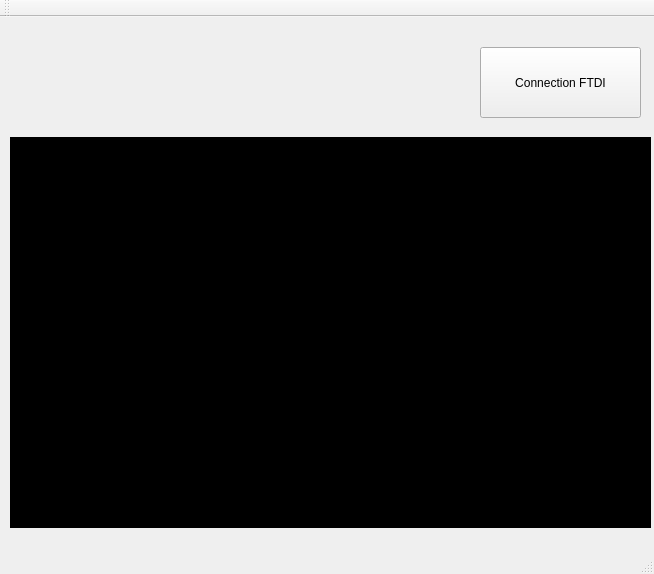
First picture: the form in Programmations/Qt/Version-1.0.0/Rover-Pilot/mainwindow.ui, repository Almisuifre/POSL-ROVER, before the edit.
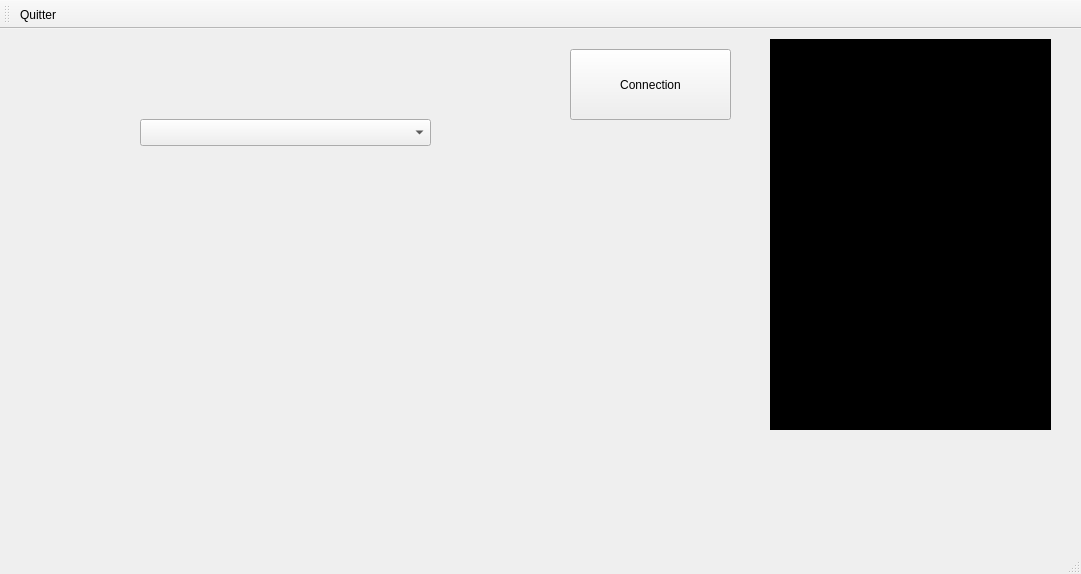
Second picture: the form after the edit. Icons and pictures are not drawn.

```diff
--- a/Programmations/Qt/Version-1.0.0/Rover-Pilot/mainwindow.ui
+++ b/Programmations/Qt/Version-1.0.0/Rover-Pilot/mainwindow.ui
@@ -6,7 +6,7 @@
    <rect>
     <x>0</x>
     <y>0</y>
-    <width>654</width>
+    <width>1081</width>
     <height>574</height>
    </rect>
   </property>
@@ -17,22 +17,22 @@
    <widget class="QPushButton" name="btnConnectionFTDI">
     <property name="geometry">
      <rect>
-      <x>480</x>
-      <y>30</y>
+      <x>570</x>
+      <y>20</y>
       <width>161</width>
       <height>71</height>
      </rect>
     </property>
     <property name="text">
-     <string>Connection FTDI</string>
+     <string>Connection</string>
     </property>
    </widget>
    <widget class="QTextBrowser" name="console">
     <property name="geometry">
      <rect>
-      <x>10</x>
-      <y>120</y>
-      <width>641</width>
+      <x>770</x>
+      <y>10</y>
+      <width>281</width>
       <height>391</height>
      </rect>
     </property>
@@ -41,6 +41,16 @@
 color: rgb(14, 241, 33);</string>
     </property>
    </widget>
+   <widget class="QComboBox" name="cbListeTTY">
+    <property name="geometry">
+     <rect>
+      <x>140</x>
+      <y>90</y>
+      <width>291</width>
+      <height>27</height>
+     </rect>
+    </property>
+   </widget>
   </widget>
   <widget class="QMenuBar" name="menuBar">
    <property name="geometry">
@@ -59,8 +69,18 @@
    <attribute name="toolBarBreak">
     <bool>false</bool>
    </attribute>
+   <addaction name="actionQuitter"/>
   </widget>
   <widget class="QStatusBar" name="statusBar"/>
+  <action name="actionQuitter">
+   <property name="icon">
+    <iconset resource="ressources.qrc">
+     <normaloff>:/icones/ressources/icones/Quit.png</normaloff>:/icones/ressources/icones/Quit.png</iconset>
+   </property>
+   <property name="text">
+    <string>Quitter</string>
+   </property>
+  </action>
  </widget>
  <layoutdefault spacing="6" margin="11"/>
  <resources/>
```
Left out of the diff: 10 changed lines with no effect on the pictures.
